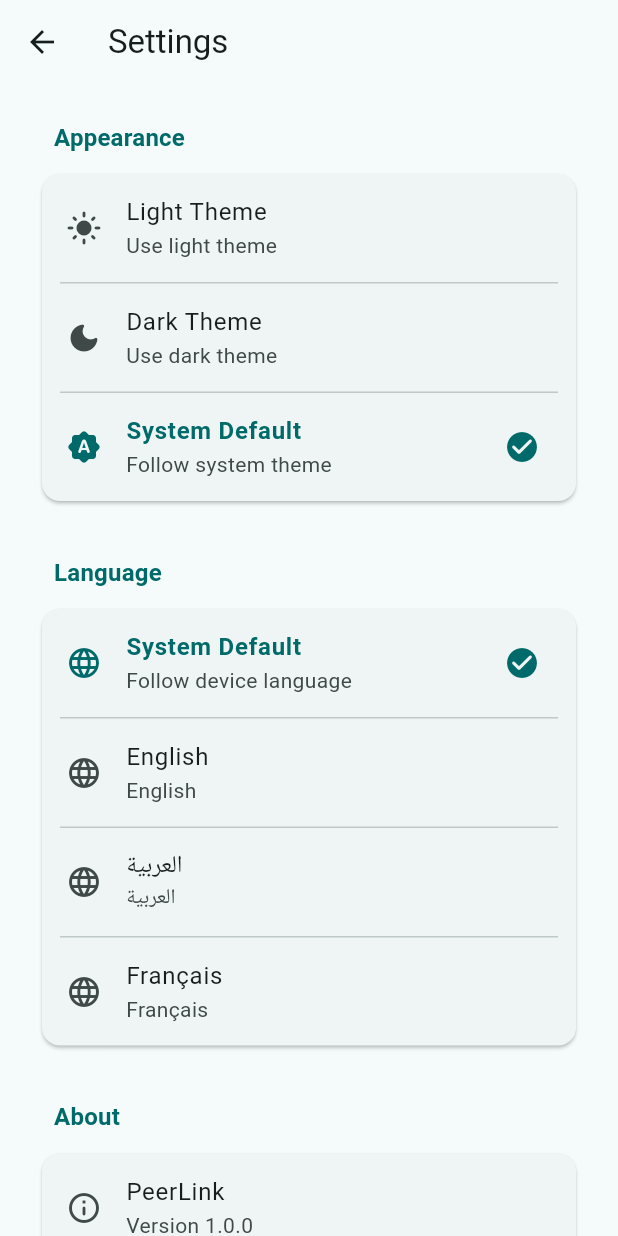
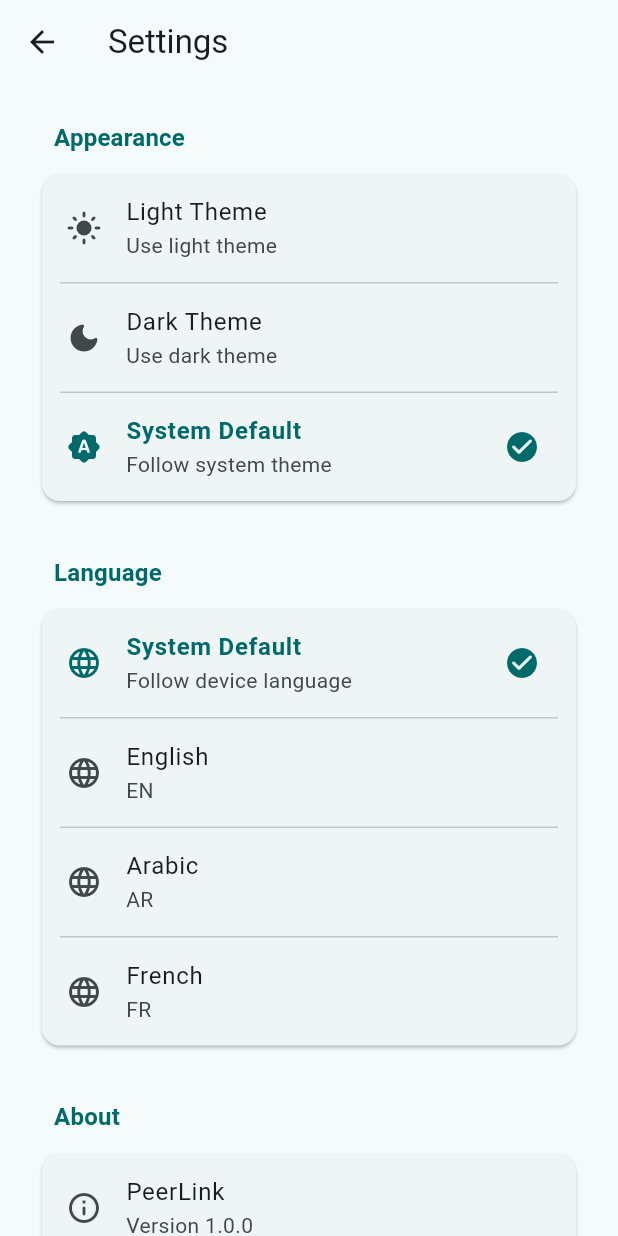
Before and after one commit to jhonny1994/peerlink, a Flutter app: the SettingsScreen screen opened by its route, on a phone screen of 412 x 824 dp. Run offline on Flutter 3.47's test engine with Material 3 defaults, Android fonts, the phone set to English and light mode, and no system bars; our stand-ins replace cloud_firestore, file_picker, firebase_core, flutter_dotenv, flutter_localized_locales, flutter_riverpod and 5 more; missing offline and left inert: desktop_drop, flutter_webrtc, mobile_scanner; accounts and stored records are empty; generated files the repository leaves out were written again.

Commit message:
feat(i18n): use flutter_localized_locales package for fully dynamic language names
- Added flutter_localized_locales package
- Removed custom language_config.dart file
- Language names now automatically resolved from package
- Zero hardcoded language mappings - 100% dynamic
- Works automatically when adding new ARB files
- Native names pulled from ISO 639-1 standard via package

```diff
--- a/lib/main.dart
+++ b/lib/main.dart
@@ -1,6 +1,7 @@
 import 'package:firebase_core/firebase_core.dart';
 import 'package:flutter/material.dart';
 import 'package:flutter_dotenv/flutter_dotenv.dart';
+import 'package:flutter_localized_locales/flutter_localized_locales.dart';
 import 'package:flutter_riverpod/flutter_riverpod.dart';
 import 'package:peerlink/firebase_options.dart';
 import 'package:peerlink/src/src.dart';
@@ -50,6 +51,7 @@ class MainApp extends ConsumerWidget {
         GlobalMaterialLocalizations.delegate,
         GlobalWidgetsLocalizations.delegate,
         GlobalCupertinoLocalizations.delegate,
+        LocaleNamesLocalizationsDelegate(),
       ],
       supportedLocales: S.delegate.supportedLocales,
       theme: ThemeData(
--- a/lib/src/features/settings/presentation/screens/settings_screen.dart
+++ b/lib/src/features/settings/presentation/screens/settings_screen.dart
@@ -1,4 +1,5 @@
 import 'package:flutter/material.dart';
+import 'package:flutter_localized_locales/flutter_localized_locales.dart';
 import 'package:flutter_riverpod/flutter_riverpod.dart';
 import 'package:peerlink/src/src.dart';
 
@@ -85,30 +86,15 @@ class SettingsScreen extends ConsumerWidget {
                     onTap: () =>
                         ref.read(localeProvider.notifier).setLocale(null),
                   ),
-                  // Dynamic language tiles
+                  // Dynamic language tiles - automatically from ARB files
                   ...supportedLocales.expand((supportedLocale) {
                     final languageCode = supportedLocale.languageCode;
-                    final String title;
-                    final String nativeName;
-
-                    // Get localized language name and native name
-                    switch (languageCode) {
-                      case 'en':
-                        title = l10n.languageEnglish;
-                        nativeName = 'English';
-                        break;
-                      case 'fr':
-                        title = l10n.languageFrench;
-                        nativeName = 'Français';
-                        break;
-                      case 'ar':
-                        title = l10n.languageArabic;
-                        nativeName = 'العربية';
-                        break;
-                      default:
-                        title = languageCode.toUpperCase();
-                        nativeName = languageCode;
-                    }
+                    // Get native language name using flutter_localized_locales package
+                    final nativeName =
+                        LocaleNames.of(context)?.nameOf(languageCode) ??
+                        LocaleNamesLocalizationsDelegate
+                            .nativeLocaleNames[languageCode] ??
+                        languageCode.toUpperCase();
 
                     return [
                       const Divider(
@@ -117,8 +103,8 @@ class SettingsScreen extends ConsumerWidget {
                         endIndent: AppSpacing.md,
                       ),
                       _LanguageTile(
-                        title: title,
-                        subtitle: nativeName,
+                        title: nativeName,
+                        subtitle: languageCode.toUpperCase(),
                         icon: Icons.language_rounded,
                         isSelected: locale?.languageCode == languageCode,
                         onTap: () => ref
--- a/pubspec.yaml
+++ b/pubspec.yaml
@@ -22,6 +22,7 @@ dependencies:
   flutter_dotenv: ^6.0.0
   flutter_localizations:
     sdk: flutter
+  flutter_localized_locales: ^2.0.5
   flutter_riverpod: ^3.0.3
   flutter_webrtc: ^1.2.0
   freezed_annotation: ^3.1.0
```
Also changed, not shown: pubspec.lock.
